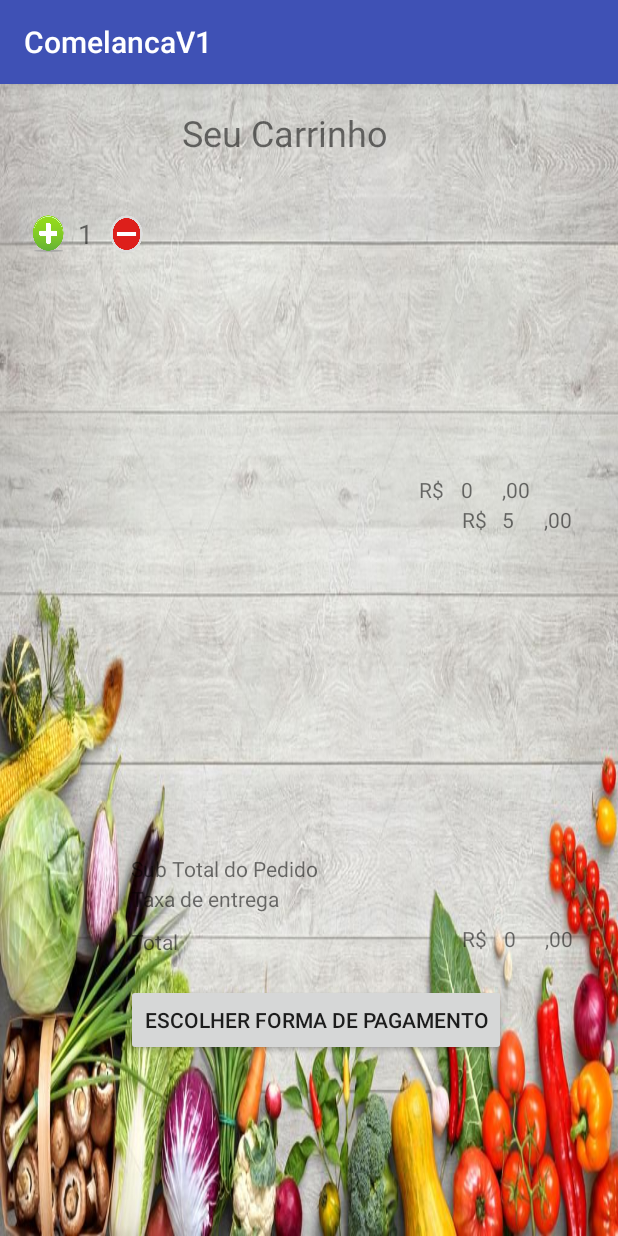
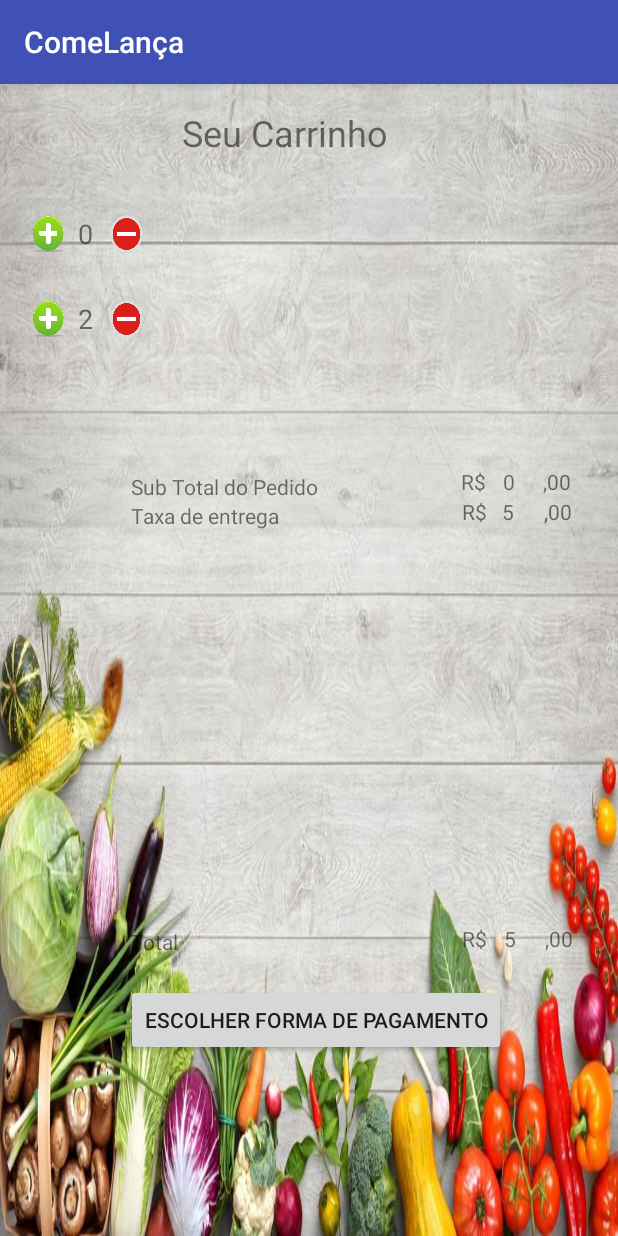
Before and after one commit to jsrrocha/ComelancaV1, an Android app: the CartActivity screen opened directly, with no data from a screen before it, after a tap on an icon or button, on a phone screen of 412 x 824 dp. Run offline under Robolectric (Android 15) with nearby library versions, the phone set to English and light mode, and no system bars; network calls fail; 7 statements that could not run were skipped; 3 other taps on this screen came first.

Commit message:
page of cart done, more fixes

```diff
--- a/app/src/main/java/com/example/jessica/comelancav1/CartActivity.java
+++ b/app/src/main/java/com/example/jessica/comelancav1/CartActivity.java
@@ -3,6 +3,7 @@ package com.example.jessica.comelancav1;
 import android.content.Intent;
 import android.os.Bundle;
 import android.support.v7.app.AppCompatActivity;
+import android.util.Log;
 import android.view.View;
 import android.widget.ArrayAdapter;
 import android.widget.ImageButton;
@@ -21,98 +22,135 @@ public class CartActivity extends AppCompatActivity {
     Integer valueQueijo = 32;
     Integer valueFrango = 32;
 
+    String text1 = "";
+    String text2 = "";
+
     @Override
     protected void onCreate(Bundle savedInstanceState) {
         super.onCreate(savedInstanceState);
         setContentView(R.layout.activity_cart);
 
-        TextView subTotal =  findViewById(R.id.textViewSubTotal);
-        String text1 = getIntent().getStringExtra("text1");
-        String text2 = getIntent().getStringExtra("text2");
+        TextView totalValue =  findViewById(R.id.textViewTotalValue);
+        TextView subTotal =  findViewById(R.id.textViewSubValue);
+        text1 = getIntent().getStringExtra("text1");
+        text2 = getIntent().getStringExtra("text2");
 
-
-        if(text2 == null || text2.equals("")){
-             ImageButton imInQ2 = findViewById(R.id.imageButtonIncQ2);
-             ImageButton imDecQ2 = findViewById(R.id.imageButtonDecQ2);
-             TextView textQ2 = findViewById(R.id.textViewQtd2);
-             imInQ2.setVisibility(View.INVISIBLE);
-             imDecQ2.setVisibility(View.INVISIBLE);
-             textQ2.setVisibility(View.INVISIBLE);
+        final ListView itens = (ListView) findViewById(R.id.itens);
+        List<String> list = new ArrayList<String>();
+        if (text1 != null && !text1.equals("")) {
+            list.add(text1);
+        }
+        if (text2 != null && !text2.equals("")) {
+            list.add(text2);
         }
 
+        ArrayAdapter<String> adapter = new ArrayAdapter<String>(this,
+                android.R.layout.simple_list_item_1, list);
+        itens.setAdapter(adapter);
+
+        //some com os botões de quantidade do segundo item caso nao esteja marcado
+        oneItem(text1,text2);
+        Log.e("TAG","antes");
+        //Calcula valores e altera na tela
         if(text1 != null && text2 != null) {
-            final ListView itens = (ListView) findViewById(R.id.itens);
-            List<String> list = new ArrayList<String>();
+            Integer subQtd1 = 0;
+            Integer subQtd2 = 0;
             if (text1 != null && !text1.equals("")) {
-                list.add(text1);
-
-                if(text1.equals("Xis Salada")){
-                    subTotal.setText(valueXis.toString());
-                }else if(text1.equals("Dog Salsicha")){
-                    subTotal.setText(valueDog.toString());
-                }else if(text1.equals("Prato vegetariano")){
-                    subTotal.setText(valueVeg.toString());
-                }else if(text1.equals("Salada mix")){
-                    subTotal.setText(valueMix.toString());
-                }else if(text1.equals("4 queijos(30 cm)")){
-                    subTotal.setText(valueQueijo.toString());
-                }else if(text1.equals("Frango com catupiry(30 cm)")){
-                    subTotal.setText(valueFrango.toString());
-                }
+                TextView textQ1 = findViewById(R.id.textViewQtd1);
+                String qtdString =  textQ1.getText().toString();
+                subQtd1 = subHardcode(totalValue,subTotal,text1,qtdString);
             }
             if (text2 != null && !text2.equals("")) {
-                list.add(text2);
-                Integer value = 0;
-                Integer sub = Integer.parseInt(subTotal.getText().toString());
-                if(text1.equals("Xis Salada")){
-                    value = sub + valueXis;
-                }else if(text1.equals("Dog Salsicha")){
-                    value = sub + valueDog;
-                }else if(text1.equals("Prato vegetariano")){
-                    value = sub + valueDog;
-                }else if(text1.equals("Salada mix")){
-                    value = sub + valueMix;
-                }else if(text1.equals("4 queijos(30 cm)")){
-                    value = sub + valueQueijo;
-                }else if(text1.equals("Frango com catupiry(30 cm)")){
-                    value = sub + valueFrango;
-                }
-                subTotal.setText(value.toString());
+                TextView textQ2 = findViewById(R.id.textViewQtd1);
+                String qtdString =  textQ2.getText().toString();
+                subQtd2 = subHardcode(totalValue,subTotal,text2,qtdString);
             }
 
-            ArrayAdapter<String> adapter = new ArrayAdapter<String>(this,
-                    android.R.layout.simple_list_item_1, list);
-            itens.setAdapter(adapter);
+            Integer soma = subQtd1 + subQtd2;
+            subTotal.setText(soma.toString());
+
+            //soma do sub com a taxa de entrega(5 reais pra todos)
+            Integer total = Integer.parseInt(subTotal.getText().toString()) + 5;
+            totalValue.setText(total.toString());
         }
     }
 
-    public void openPaymentOptionsActivity(View view) {
-        Intent intent = new Intent(this, PaymentOptions.class);
-        startActivity(intent);
+    public Integer subHardcode(TextView totalValue,TextView subTotal,String text,String qtdString) {
+
+        Integer sub = Integer.parseInt(subTotal.getText().toString());
+        Integer qtd = Integer.parseInt(qtdString);
+        Integer value = 0;
+        if (text.equals("Xis salada")) {
+            value = valueXis * qtd;
+        } else if (text.equals("Dog salsicha")) {
+            value = valueDog * qtd;
+        } else if (text.equals("Prato vegetariano")) {
+            value = valueVeg * qtd;
+        } else if (text.equals("Salada mix")) {
+            value = valueMix * qtd;
+        } else if (text.equals("4 queijos(30 cm)")) {
+            value = valueQueijo * qtd;
+        } else if (text.equals("Frango com catupiry(30 cm)")) {
+            value = valueFrango * qtd;
+        } else {
+            Log.e("ERROR ", "VALOR É 0");
+        }
+
+        return value;
     }
 
+
     public void increaseQuantity1(View view) {
-        TextView text = (TextView)findViewById(R.id.textViewQtd1);
+        TextView totalValue =  findViewById(R.id.textViewTotalValue);
+        TextView subTotal =  findViewById(R.id.textViewSubValue);
+        TextView textQ1 = findViewById(R.id.textViewQtd1);
+        String valueQtd1 =  textQ1.getText().toString();
+        String valueQtd2 =  textQ1.getText().toString();
+
         try {
-            String value =  text.getText().toString();
-            Integer qtd =  Integer.parseInt(value) + 1;
-            text.setText(qtd.toString());
+            Integer qtd1 =  Integer.parseInt(valueQtd1) + 1;
+            textQ1.setText(qtd1.toString());
+
+            Integer qtd2 =  Integer.parseInt(valueQtd2);
+            Integer subQtd1 = subHardcode(totalValue,subTotal,text1,qtd1.toString());
+            Integer subQtd2 = subHardcode(totalValue,subTotal,text2,qtd2.toString());
+
+            Integer soma = subQtd1 + subQtd2;
+            subTotal.setText(soma.toString());
+            //soma do sub com a taxa de entrega(5 reais pra todos)
+            Integer total = Integer.parseInt(subTotal.getText().toString()) + 5;
+            totalValue.setText(total.toString());
         } catch (NumberFormatException e) {
             return ;
         }
     }
 
     public void decreaseQuantity1(View view) {
-        TextView text = (TextView)findViewById(R.id.textViewQtd1);
-        String value =  text.getText().toString();
+        TextView totalValue =  findViewById(R.id.textViewTotalValue);
+        TextView subTotal =  findViewById(R.id.textViewSubValue);
+        TextView textQ1 = findViewById(R.id.textViewQtd1);
+        String valueQtd1 =  textQ1.getText().toString();
+        String valueQtd2 =  textQ1.getText().toString();
+
         try {
-            if(value != null && !value.equals("") && value.equals("0")) {
-                Integer qtd =  Integer.parseInt(value) - 1;
-                text.setText(qtd.toString());
+            if(valueQtd1 != null && !valueQtd1.equals("") && !valueQtd1.equals("0")) {
+                Integer qtd1 =  Integer.parseInt(valueQtd1) - 1;
+                textQ1.setText(qtd1.toString());
+
+                Integer qtd2 =  Integer.parseInt(valueQtd2);
+                Integer subQtd1 = subHardcode(totalValue,subTotal,text1,qtd1.toString());
+                Integer subQtd2 = subHardcode(totalValue,subTotal,text2,qtd2.toString());
+
+                Integer soma = subQtd1 + subQtd2;
+                subTotal.setText(soma.toString());
+                //soma do sub com a taxa de entrega(5 reais pra todos)
+                Integer total = Integer.parseInt(subTotal.getText().toString()) + 5;
+                totalValue.setText(total.toString());
             }
         } catch (NumberFormatException e) {
-                return ;
+            return ;
         }
+
     }
 
     public void increaseQuantity2(View view) {
@@ -139,8 +177,22 @@ public class CartActivity extends AppCompatActivity {
         }
     }
 
-    public void subTotal(){
-
+    public void oneItem(String tex1, String text2){
+        if(text1.equals("") || text2.equals(""))  {
+            ImageButton imInQ2 = findViewById(R.id.imageButtonIncQ2);
+            ImageButton imDecQ2 = findViewById(R.id.imageButtonDecQ2);
+            TextView textQ2 = findViewById(R.id.textViewQtd2);
+            imInQ2.setVisibility(View.INVISIBLE);
+            imDecQ2.setVisibility(View.INVISIBLE);
+            textQ2.setVisibility(View.INVISIBLE);
+        }
     }
 
+    public void openPaymentOptionsActivity(View view) {
+        Intent intent = new Intent(this, PaymentOptions.class);
+        startActivity(intent);
+    }
+
+
+
 }
--- a/app/src/main/java/com/example/jessica/comelancav1/Natural2youAcitivity.java
+++ b/app/src/main/java/com/example/jessica/comelancav1/Natural2youAcitivity.java
@@ -30,7 +30,7 @@ public class Natural2youAcitivity extends AppCompatActivity {
             text2 = (String) option2.getText();
         }
 
-        if(!text1.equals("") && !text1.equals("")) {
+        if(!text1.equals("") || !text2.equals("")) {
             Intent intent = new Intent(this, CartActivity.class);
             intent.putExtra("text1", text1);
             intent.putExtra("text2", text2);
--- a/app/src/main/res/layout/activity_cart.xml
+++ b/app/src/main/res/layout/activity_cart.xml
@@ -26,12 +26,14 @@
     <TextView
         android:id="@+id/textViewSub"
         android:layout_width="wrap_content"
-        android:layout_height="20dp"
+        android:layout_height="17dp"
         android:layout_marginLeft="87dp"
         android:layout_marginStart="87dp"
+        android:layout_marginTop="31dp"
         android:text="Sub Total do Pedido"
         app:layout_constraintBottom_toTopOf="@+id/textViewTaxa"
-        app:layout_constraintStart_toStartOf="parent" />
+        app:layout_constraintStart_toStartOf="parent"
+        app:layout_constraintTop_toBottomOf="@+id/itens" />
 
     <TextView
         android:id="@+id/textViewTaxa"
@@ -40,10 +42,12 @@
         android:layout_marginBottom="7dp"
         android:layout_marginLeft="87dp"
         android:layout_marginStart="87dp"
+        android:layout_marginTop="2dp"
         android:text="Taxa de entrega"
         app:layout_constraintBottom_toTopOf="@+id/textViewTotalValue"
         app:layout_constraintHorizontal_chainStyle="spread_inside"
-        app:layout_constraintStart_toStartOf="parent" />
+        app:layout_constraintStart_toStartOf="parent"
+        app:layout_constraintTop_toBottomOf="@+id/textViewSub" />
 
     <TextView
         android:id="@+id/textViewTotal"
@@ -71,11 +75,11 @@
         android:id="@+id/textViewSim2"
         android:layout_width="26dp"
         android:layout_height="18dp"
-        android:layout_marginLeft="67dp"
-        android:layout_marginStart="67dp"
-        android:layout_marginTop="33dp"
+        android:layout_marginEnd="2dp"
+        android:layout_marginRight="2dp"
+        android:layout_marginTop="28dp"
         android:text="R$"
-        app:layout_constraintStart_toEndOf="@+id/textViewSub"
+        app:layout_constraintEnd_toStartOf="@+id/textViewSubValue"
         app:layout_constraintTop_toBottomOf="@+id/itens" />
 
     <Button
@@ -181,14 +185,14 @@
         app:layout_constraintTop_toTopOf="parent" />
 
     <TextView
-        android:id="@+id/textViewSubTotal"
+        android:id="@+id/textViewSubValue"
         android:layout_width="25dp"
         android:layout_height="18dp"
-        android:layout_marginLeft="2dp"
-        android:layout_marginStart="2dp"
-        android:layout_marginTop="33dp"
+        android:layout_marginEnd="51dp"
+        android:layout_marginRight="51dp"
+        android:layout_marginTop="28dp"
         android:text="0"
-        app:layout_constraintStart_toEndOf="@+id/textViewSim2"
+        app:layout_constraintEnd_toEndOf="parent"
         app:layout_constraintTop_toBottomOf="@+id/itens" />
 
     <TextView
@@ -217,11 +221,12 @@
         android:id="@+id/textView8"
         android:layout_width="wrap_content"
         android:layout_height="18dp"
-        android:layout_marginLeft="2dp"
-        android:layout_marginStart="2dp"
-        android:layout_marginTop="33dp"
+        android:layout_marginEnd="30dp"
+        android:layout_marginRight="30dp"
+        android:layout_marginTop="28dp"
         android:text=",00"
-        app:layout_constraintStart_toEndOf="@+id/textViewSubTotal"
+        app:layout_constraintEnd_toEndOf="parent"
+        app:layout_constraintStart_toEndOf="@+id/textViewSubValue"
         app:layout_constraintTop_toBottomOf="@+id/itens" />
 
     <TextView
--- a/app/src/main/res/values/strings.xml
+++ b/app/src/main/res/values/strings.xml
@@ -1,10 +1,10 @@
 <resources>
-    <string name="app_name">ComelancaV1</string>
+    <string name="app_name">ComeLança</string>
     <string name="title_activity_login">Sign in</string>
 
     <!-- Strings related to login -->
     <string name="prompt_email">Email</string>
-    <string name="prompt_password">Password (optional)</string>
+    <string name="prompt_password">Password</string>
     <string name="action_sign_in">Sign in or register</string>
     <string name="action_sign_in_short">Sign in</string>
     <string name="error_invalid_email">This email address is invalid</string>
```
Also changed, not shown: app/src/main/java/com/example/jessica/comelancav1/MadrugaLanchesActivity.java (+6 -4 lines), app/src/main/java/com/example/jessica/comelancav1/PizzariaGataoActivity.java (+6 -4 lines).
